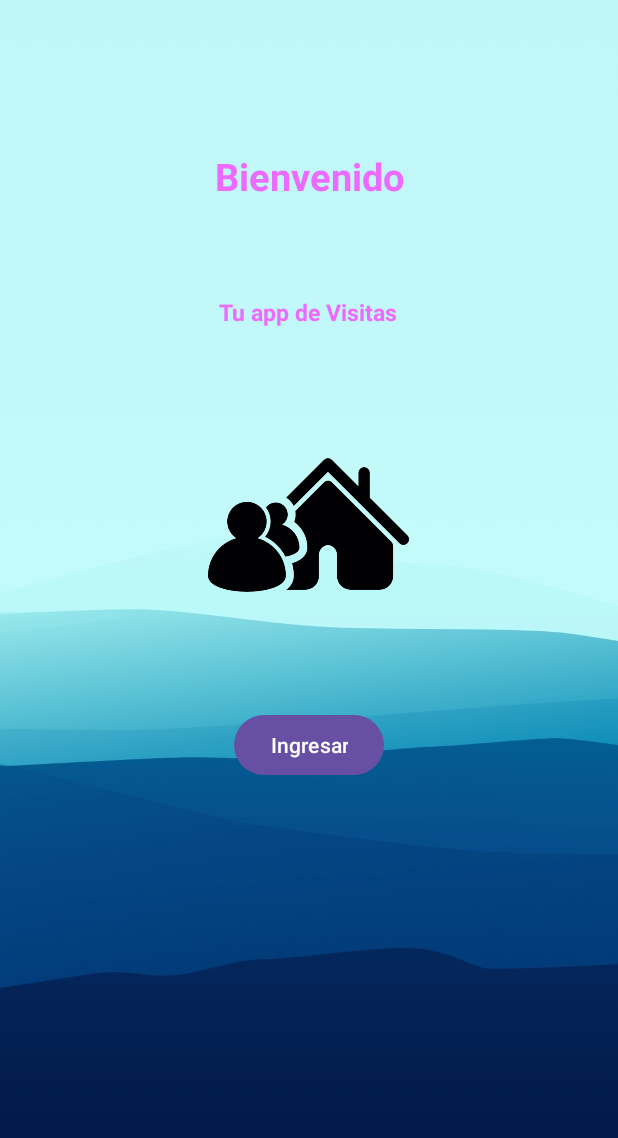
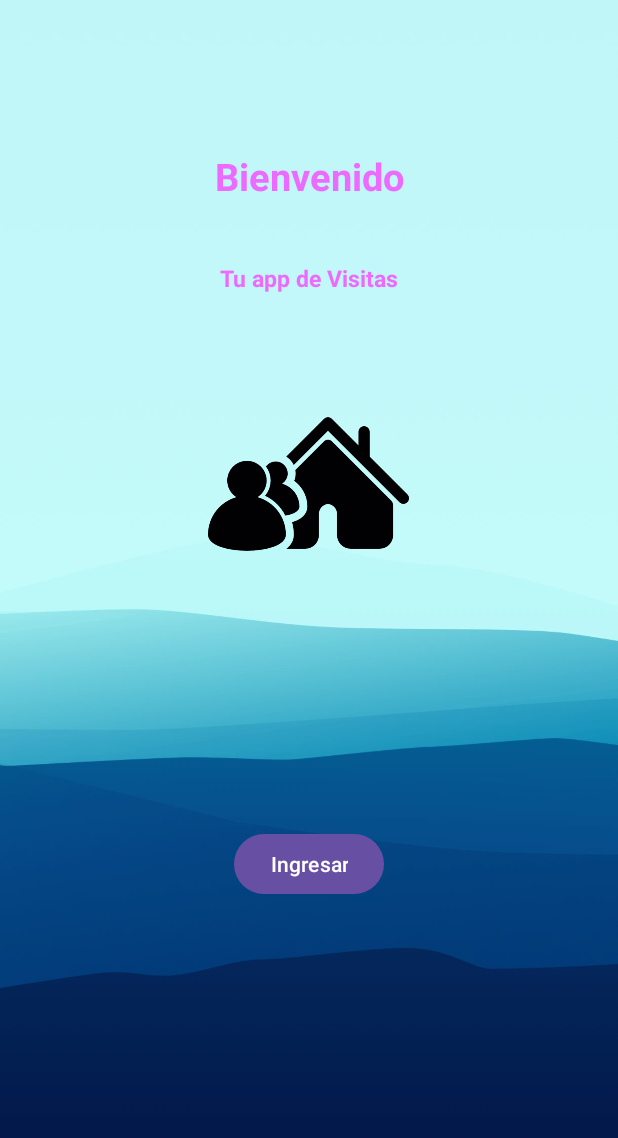
Before and after one commit to FabricioG2022/MiPrimeraApp, an Android app: the screen it shows after launch (MainActivity), on a phone screen of 412 x 824 dp. Shown: the top 1138 px of the screen. Run offline under Robolectric (Android 15) with nearby library versions, the phone set to English and light mode, and no system bars.

Commit message:
feat: se modifico el main y se agrego el intent para login

```diff
--- a/app/src/main/java/com/fabricodedev/myapplication/MainActivity.java
+++ b/app/src/main/java/com/fabricodedev/myapplication/MainActivity.java
@@ -1,6 +1,9 @@
 package com.fabricodedev.myapplication;
 
+import android.content.Intent;
 import android.os.Bundle;
+import android.view.View;
+import android.widget.Button;
 
 import androidx.activity.EdgeToEdge;
 import androidx.appcompat.app.AppCompatActivity;
@@ -20,5 +23,14 @@ public class MainActivity extends AppCompatActivity {
             v.setPadding(systemBars.left, systemBars.top, systemBars.right, systemBars.bottom);
             return insets;
         });
+        // Lógica del botón de ingreso
+        Button IngresoButton = findViewById(R.id.button_ingresar_app);
+        IngresoButton.setOnClickListener(new View.OnClickListener() {
+            @Override
+            public void onClick(View v) {
+                Intent intent = new Intent(MainActivity.this, LoginActivity.class);
+                startActivity(intent);
+            }
+        });
     }
 }
--- a/app/src/main/res/layout/activity_main.xml
+++ b/app/src/main/res/layout/activity_main.xml
@@ -12,27 +12,24 @@
         android:id="@+id/textView"
         android:layout_width="wrap_content"
         android:layout_height="wrap_content"
+        android:layout_marginTop="40dp"
         android:text="@string/name"
+        android:textColor="#ED6AFF"
         android:textSize="15sp"
-        android:textColor="#ED6AFF"
         android:textStyle="bold"
-        app:layout_constraintBottom_toBottomOf="parent"
         app:layout_constraintEnd_toEndOf="parent"
-        app:layout_constraintHorizontal_bias="0.498"
         app:layout_constraintStart_toStartOf="parent"
-        app:layout_constraintTop_toTopOf="parent"
-        app:layout_constraintVertical_bias="0.246" />
+        app:layout_constraintTop_toBottomOf="@+id/textView2" />
 
     <Button
-        android:id="@+id/button"
+        android:id="@+id/button_ingresar_app"
         android:layout_width="wrap_content"
         android:layout_height="wrap_content"
+        android:layout_marginBottom="224dp"
         android:text="@string/ingresar"
         app:layout_constraintBottom_toBottomOf="parent"
         app:layout_constraintEnd_toEndOf="parent"
-        app:layout_constraintStart_toStartOf="parent"
-        app:layout_constraintTop_toBottomOf="@+id/textView"
-        app:layout_constraintVertical_bias="0.456" />
+        app:layout_constraintStart_toStartOf="parent" />
 
     <TextView
         android:id="@+id/textView2"
@@ -51,10 +48,10 @@
         android:id="@+id/imageView"
         android:layout_width="134dp"
         android:layout_height="173dp"
-        android:layout_marginBottom="36dp"
-        app:layout_constraintBottom_toTopOf="@+id/button"
+        android:layout_marginTop="40dp"
         app:layout_constraintEnd_toEndOf="parent"
         app:layout_constraintHorizontal_bias="0.498"
         app:layout_constraintStart_toStartOf="parent"
+        app:layout_constraintTop_toBottomOf="@+id/textView"
         app:srcCompat="@drawable/visitas" />
 </androidx.constraintlayout.widget.ConstraintLayout>
--- a/gradle/libs.versions.toml
+++ b/gradle/libs.versions.toml
@@ -1,5 +1,5 @@
 [versions]
-agp = "8.12.2"
+agp = "8.12.3"
 junit = "4.13.2"
 junitVersion = "1.1.5"
 espressoCore = "3.5.1"
```
